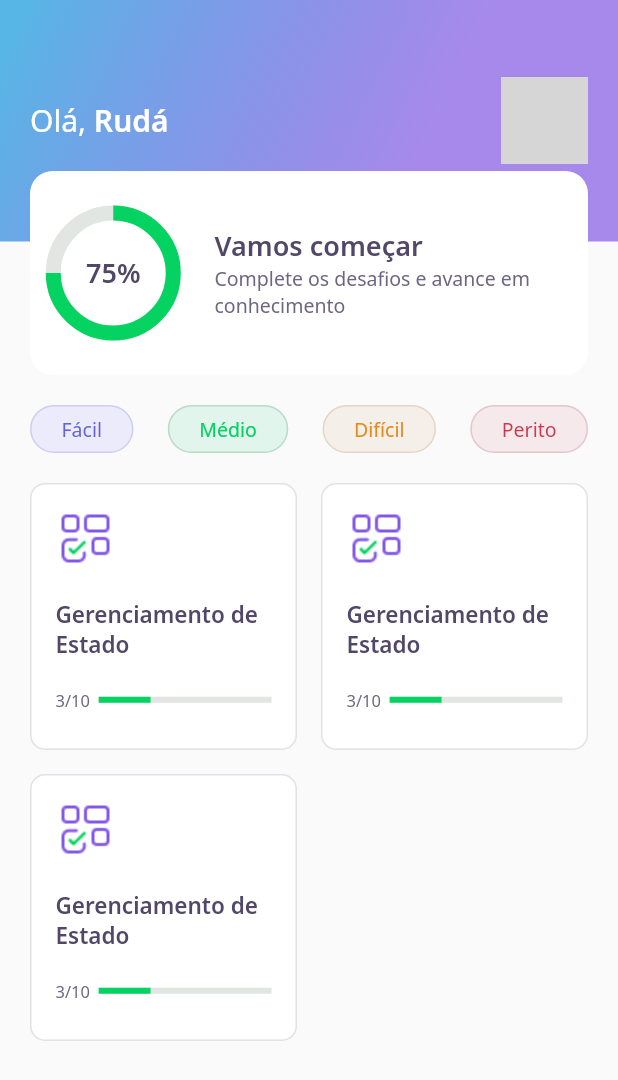
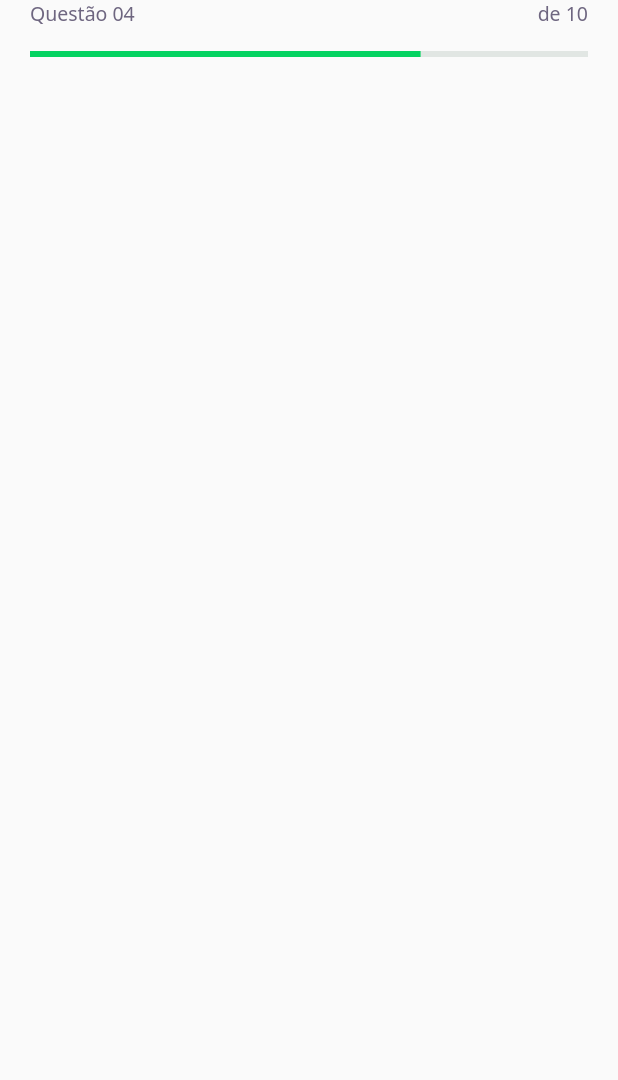
Before and after one commit to rudatorquato/DevQuiz, a Flutter app: the screen it shows after launch, on a phone screen of 412 x 824 dp. Shown: the top 1080 px of the screen. Run offline on Flutter 3.47's test engine with Material 2 defaults, Android fonts, the phone set to English and light mode, and no system bars; our stand-ins replace google_fonts; grey boxes are pictures that could not be loaded.

Commit message:
progress indicator widgwt

```diff
--- /dev/null
+++ b/lib/challenge/challenge_page.dart
@@ -0,0 +1,25 @@
+import 'package:DevQuiz/challenge/widgets/question_indicator/question_indicator_widget.dart';
+import 'package:flutter/cupertino.dart';
+import 'package:flutter/material.dart';
+
+class ChallengePage extends StatefulWidget {
+  const ChallengePage({Key? key}) : super(key: key);
+
+  @override
+  _ChallengePageState createState() => _ChallengePageState();
+}
+
+class _ChallengePageState extends State<ChallengePage> {
+  @override
+  Widget build(BuildContext context) {
+    return Scaffold(
+      appBar: PreferredSize(
+        preferredSize: Size.fromHeight(60),
+        child: SafeArea(
+          top: true,
+          child: QuestionIndicatorWidget(),
+        ),
+      ),
+    );
+  }
+}
--- /dev/null
+++ b/lib/challenge/widgets/question_indicator/question_indicator_widget.dart
@@ -0,0 +1,35 @@
+import 'package:DevQuiz/core/app_text_styles.dart';
+import 'package:DevQuiz/shared/widgets/progress_indicator/progress_indicator_widget.dart';
+import 'package:flutter/material.dart';
+
+class QuestionIndicatorWidget extends StatelessWidget {
+  const QuestionIndicatorWidget({Key? key}) : super(key: key);
+
+  @override
+  Widget build(BuildContext context) {
+    return Container(
+      padding: const EdgeInsets.symmetric(horizontal: 20),
+      child: Column(
+        children: [
+          Row(
+            mainAxisAlignment: MainAxisAlignment.spaceBetween,
+            children: [
+              Text(
+                "Questão 04",
+                style: AppTextStyles.body,
+              ),
+              Text(
+                "de 10",
+                style: AppTextStyles.body,
+              ),
+            ],
+          ),
+          SizedBox(
+            height: 16,
+          ),
+          ProgressIndicatorWidget(value: 0.7)
+        ],
+      ),
+    );
+  }
+}
--- a/lib/core/app_widget.dart
+++ b/lib/core/app_widget.dart
@@ -1,3 +1,4 @@
+import 'package:DevQuiz/challenge/challenge_page.dart';
 import 'package:DevQuiz/home/home_page.dart';
 import 'package:DevQuiz/splash/splash_page.dart';
 import 'package:flutter/material.dart';
@@ -7,7 +8,7 @@ class AppWidget extends StatelessWidget {
   Widget build(BuildContext context) {
     return MaterialApp(
       title: "DevQuiz",
-      home: HomePage(),
+      home: ChallengePage(),
     );
   }
 }
--- a/lib/home/widgets/quiz_card/quiz_card_widget.dart
+++ b/lib/home/widgets/quiz_card/quiz_card_widget.dart
@@ -1,6 +1,7 @@
 import 'package:DevQuiz/core/app_colors.dart';
 import 'package:DevQuiz/core/app_images.dart';
 import 'package:DevQuiz/core/app_text_styles.dart';
+import 'package:DevQuiz/shared/widgets/progress_indicator/progress_indicator_widget.dart';
 import 'package:flutter/material.dart';
 
 class QuizCardWidget extends StatelessWidget {
@@ -44,14 +45,10 @@ class QuizCardWidget extends StatelessWidget {
                 ),
               ),
               Expanded(
-                flex: 4,
-                child: LinearProgressIndicator(
-                  value: 0.3,
-                  backgroundColor: AppColors.chartSecondary,
-                  valueColor:
-                      AlwaysStoppedAnimation<Color>(AppColors.chartPrimary),
-                ),
-              )
+                  flex: 4,
+                  child: ProgressIndicatorWidget(
+                    value: 0.3,
+                  ))
             ],
           )
         ],
--- /dev/null
+++ b/lib/shared/widgets/progress_indicator/progress_indicator_widget.dart
@@ -0,0 +1,17 @@
+import 'package:DevQuiz/core/core.dart';
+import 'package:flutter/material.dart';
+
+class ProgressIndicatorWidget extends StatelessWidget {
+  final double value;
+  const ProgressIndicatorWidget({Key? key, required this.value})
+      : super(key: key);
+
+  @override
+  Widget build(BuildContext context) {
+    return LinearProgressIndicator(
+      value: value,
+      backgroundColor: AppColors.chartSecondary,
+      valueColor: AlwaysStoppedAnimation<Color>(AppColors.chartPrimary),
+    );
+  }
+}
```
Also changed, not shown: 1 other file.
